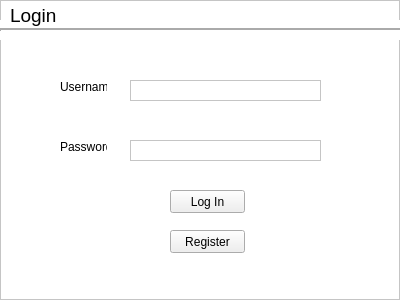
This is ui/login.ui in alishan-kaisani/CS4400-GUI as Qt 5 draws it before an edit. The edited form follows.
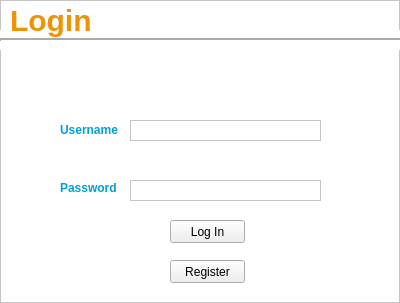
This is the edited form. Icons and pictures are not drawn.

```diff
--- a/ui/login.ui
+++ b/ui/login.ui
@@ -7,7 +7,7 @@
     <x>0</x>
     <y>0</y>
     <width>400</width>
-    <height>300</height>
+    <height>303</height>
    </rect>
   </property>
   <property name="focusPolicy">
@@ -21,7 +21,8 @@
     <normaloff>marta-logo.png</normaloff>marta-logo.png</iconset>
   </property>
   <property name="styleSheet">
-   <string notr="true">QFrame {background-color: #ffffff}</string>
+   <string notr="true">QFrame {background-color: #ffffff} QLabel {color: #009fd7; font-weight: bold;}
+#frameLabelTop {background-color: transparent; color: #ee9306; font-size: 30px;}</string>
   </property>
   <property name="frameShape">
    <enum>QFrame::StyledPanel</enum>
@@ -33,9 +34,9 @@
    <property name="geometry">
     <rect>
      <x>60</x>
-     <y>140</y>
-     <width>47</width>
-     <height>13</height>
+     <y>180</y>
+     <width>61</width>
+     <height>16</height>
     </rect>
    </property>
    <property name="text">
@@ -46,7 +47,7 @@
    <property name="geometry">
     <rect>
      <x>0</x>
-     <y>20</y>
+     <y>30</y>
      <width>401</width>
      <height>20</height>
     </rect>
@@ -76,9 +77,9 @@
    <property name="geometry">
     <rect>
      <x>60</x>
-     <y>80</y>
-     <width>47</width>
-     <height>13</height>
+     <y>120</y>
+     <width>61</width>
+     <height>20</height>
     </rect>
    </property>
    <property name="text">
@@ -89,7 +90,7 @@
    <property name="geometry">
     <rect>
      <x>130</x>
-     <y>80</y>
+     <y>120</y>
      <width>191</width>
      <height>21</height>
     </rect>
@@ -108,11 +109,14 @@
    <property name="geometry">
     <rect>
      <x>170</x>
-     <y>190</y>
+     <y>220</y>
      <width>75</width>
      <height>23</height>
     </rect>
    </property>
+   <property name="styleSheet">
+    <string notr="true"/>
+   </property>
    <property name="text">
     <string>Log In</string>
    </property>
@@ -122,17 +126,19 @@
     <rect>
      <x>10</x>
      <y>0</y>
-     <width>51</width>
-     <height>31</height>
+     <width>91</width>
+     <height>41</height>
     </rect>
    </property>
    <property name="font">
     <font>
-     <pointsize>14</pointsize>
+     <pointsize>-1</pointsize>
+     <weight>75</weight>
+     <bold>true</bold>
     </font>
    </property>
    <property name="styleSheet">
-    <string notr="true">QLabel {background-color: transparent}</string>
+    <string notr="true"/>
    </property>
    <property name="text">
     <string>Login</string>
@@ -142,7 +148,7 @@
    <property name="geometry">
     <rect>
      <x>170</x>
-     <y>230</y>
+     <y>260</y>
      <width>75</width>
      <height>23</height>
     </rect>
@@ -155,7 +161,7 @@
    <property name="geometry">
     <rect>
      <x>130</x>
-     <y>140</y>
+     <y>180</y>
      <width>191</width>
      <height>21</height>
     </rect>
@@ -182,6 +188,19 @@
     <bool>false</bool>
    </property>
   </widget>
+  <widget class="QLabel" name="label">
+   <property name="geometry">
+    <rect>
+     <x>90</x>
+     <y>50</y>
+     <width>231</width>
+     <height>61</height>
+    </rect>
+   </property>
+   <property name="text">
+    <string>&lt;html&gt;&lt;head/&gt;&lt;body&gt;&lt;p&gt;&lt;img src=&quot;:/newPrefix/ui/marta-logo-dark.gif&quot;/&gt;&lt;/p&gt;&lt;/body&gt;&lt;/html&gt;</string>
+   </property>
+  </widget>
  </widget>
  <resources/>
  <connections/>
```
Left out of the diff: 8 changed lines with no effect on the pictures.
